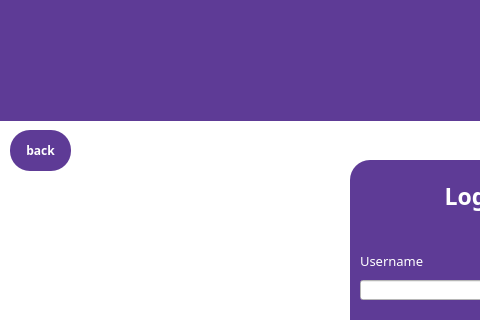
Above: qt/login.ui from e-zeks/softeng before the change; both pictures show x 0 to 480 and y 0 to 320 of the 960 by 540 pixel window. Below: the same form after it.
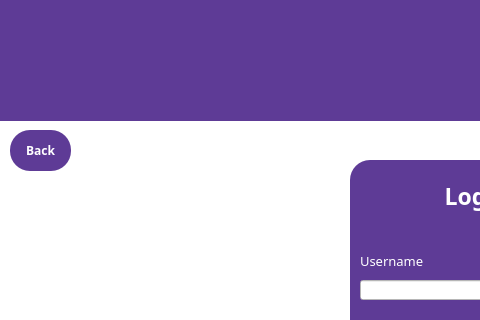
That is the form after the change. Icons and pictures are not drawn.

The edit to the form file:
```diff
--- a/qt/login.ui
+++ b/qt/login.ui
@@ -44,7 +44,7 @@
 }</string>
     </property>
     <property name="text">
-     <string>back</string>
+     <string>Back</string>
     </property>
    </widget>
    <widget class="QLabel" name="BGviolet">
```
Left out of the diff: 8 changed lines with no effect on the pictures.
